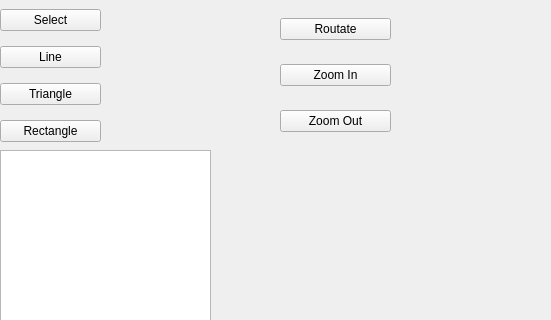
Old version of the form mainwindow.ui in the repository colmk/gld; both pictures show x 0 to 551 and y 0 to 320 of the 1337 by 877 pixel window.
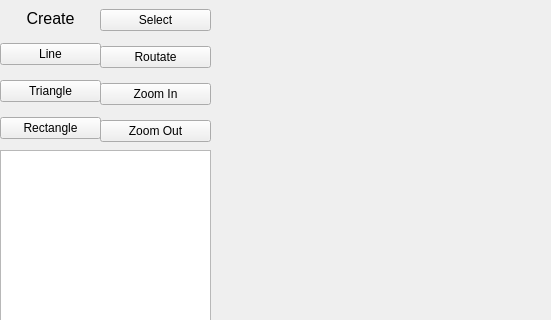
New version of the form.

Commit message: ui: 调整界面

```diff
--- a/mainwindow.ui
+++ b/mainwindow.ui
@@ -31,13 +31,6 @@
        </property>
       </widget>
      </item>
-     <item row="0" column="0">
-      <widget class="QPushButton" name="pushButton">
-       <property name="text">
-        <string>Select</string>
-       </property>
-      </widget>
-     </item>
      <item row="3" column="0">
       <widget class="QPushButton" name="pushButton_Rectangle">
        <property name="text">
@@ -52,6 +45,27 @@
        </property>
       </widget>
      </item>
+     <item row="0" column="0">
+      <widget class="QLabel" name="label">
+       <property name="sizePolicy">
+        <sizepolicy hsizetype="Preferred" vsizetype="Fixed">
+         <horstretch>0</horstretch>
+         <verstretch>0</verstretch>
+        </sizepolicy>
+       </property>
+       <property name="font">
+        <font>
+         <pointsize>12</pointsize>
+        </font>
+       </property>
+       <property name="text">
+        <string>Create</string>
+       </property>
+       <property name="alignment">
+        <set>Qt::AlignCenter</set>
+       </property>
+      </widget>
+     </item>
     </layout>
    </widget>
    <widget class="QTreeView" name="treeView">
@@ -67,34 +81,41 @@
    <widget class="QWidget" name="gridLayoutWidget_2">
     <property name="geometry">
      <rect>
-      <x>280</x>
+      <x>100</x>
       <y>0</y>
       <width>111</width>
       <height>151</height>
      </rect>
     </property>
     <layout class="QGridLayout" name="gridLayout_2">
-     <item row="0" column="0">
+     <item row="1" column="0">
       <widget class="QPushButton" name="pushButton_10">
        <property name="text">
         <string>Routate</string>
        </property>
       </widget>
      </item>
-     <item row="2" column="0">
+     <item row="3" column="0">
       <widget class="QPushButton" name="pushButton_12">
        <property name="text">
         <string>Zoom Out</string>
        </property>
       </widget>
      </item>
-     <item row="1" column="0">
+     <item row="2" column="0">
       <widget class="QPushButton" name="pushButton_13">
        <property name="text">
         <string>Zoom In</string>
        </property>
       </widget>
      </item>
+     <item row="0" column="0">
+      <widget class="QPushButton" name="pushButton">
+       <property name="text">
+        <string>Select</string>
+       </property>
+      </widget>
+     </item>
     </layout>
    </widget>
    <widget class="QListWidget" name="listWidget">
```
Left out of the diff: 6 changed lines with no effect on the pictures. The commit also changes 5 other files.
